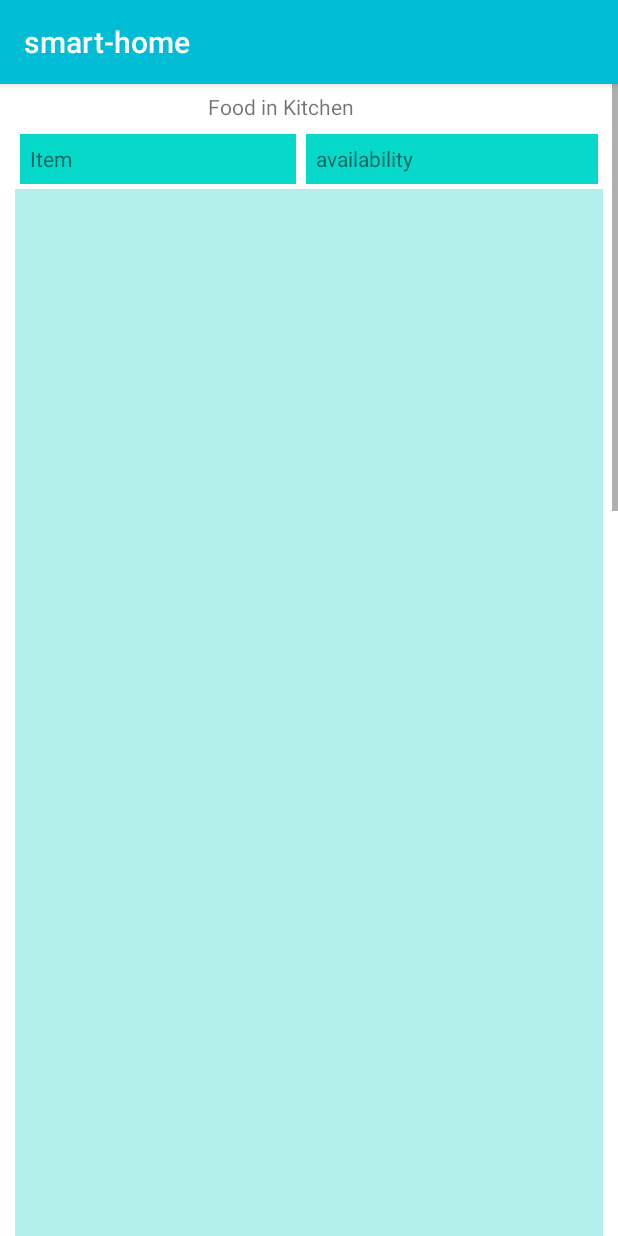
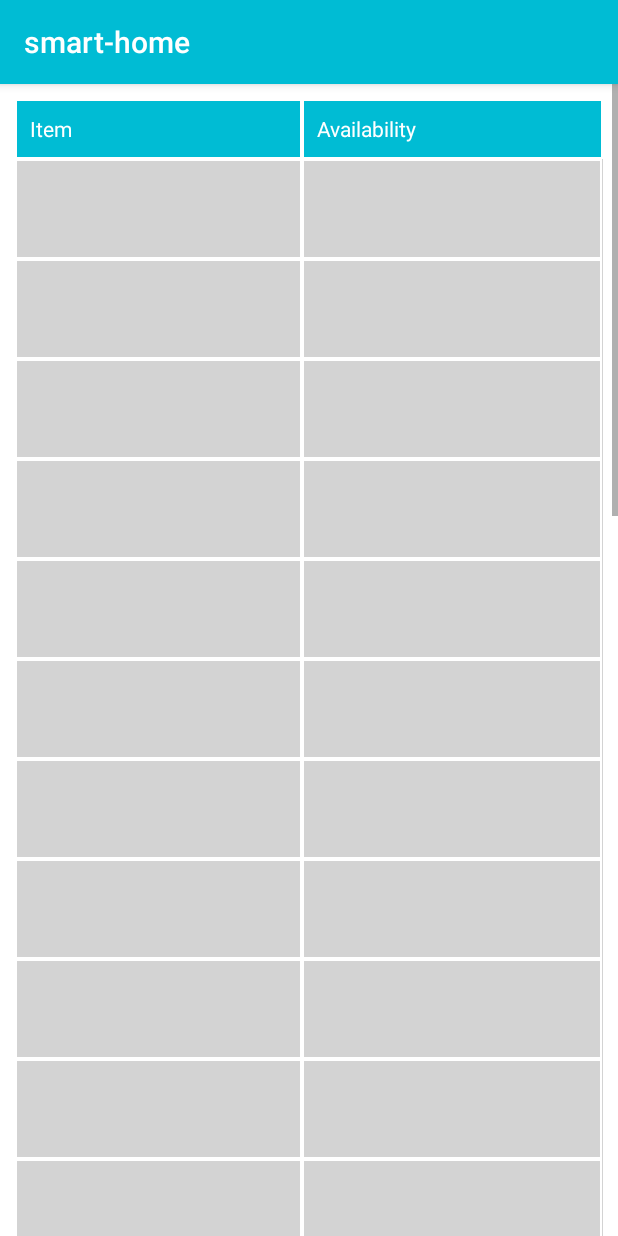
Before and after one commit to ranaahmed19/smart-home, an Android app: the Kitchen screen opened directly, with no data from a screen before it, on a phone screen of 412 x 824 dp. Run offline under Robolectric (Android 15) with nearby library versions, the phone set to English and light mode, and no system bars; our stand-ins replace Firebase (no records; nobody signed in at launch, a user with empty details on screens opened directly); Roboto replaces fonts that are not available here; 6 statements that could not run were skipped.

Commit message:
kitchen's design

```diff
--- a/app/src/main/AndroidManifest.xml
+++ b/app/src/main/AndroidManifest.xml
@@ -1,6 +1,7 @@
 <?xml version="1.0" encoding="utf-8"?>
 <manifest xmlns:android="http://schemas.android.com/apk/res/android"
           package="com.smart_home.smart_home">
+
 
     <uses-permission android:name="android.permission.INTERNET"/>
 
@@ -39,5 +40,4 @@
         <activity android:name=".MainActivity">
         </activity>
     </application>
-
 </manifest>
--- a/app/src/main/java/com/smart_home/smart_home/Kitchen.kt
+++ b/app/src/main/java/com/smart_home/smart_home/Kitchen.kt
@@ -40,7 +40,12 @@ class Kitchen : AppCompatActivity() {
                     c1.setText(key!!.toString())
                     c1.height= 100
                     c2.height = 100
-                    row.setBackgroundColor(rgb(179, 239, 235))
+                    c1.setBackgroundResource(R.drawable.textview_boarder)
+                    c2.setBackgroundResource(R.drawable.textview_boarder)
+                    c1.setPadding(30,10,10,10)
+                    c2.setPadding(30,10,10,10)
+
+                    row.setBackgroundColor(rgb(211,211,211))
                     //c2.layoutParams = ViewGroup.LayoutParams(60,60)
                     c2.setText(value!!.toString())
                     row.addView(c1)
--- a/app/src/main/res/drawable-v24/textview_boarder.xml
+++ b/app/src/main/res/drawable-v24/textview_boarder.xml
@@ -3,7 +3,10 @@
        android:shape="rectangle"  android:layout_height="40dp" android:layout_width="15dp">
 
     <stroke
-            android:width="3dp"
-            android:color="#ffffff" />
+            android:width="1dp"
+            android:color="#ffffff"
+            android:background="#00bcd4"
+
+    />
 
 </shape>
--- a/app/src/main/res/layout/activity_kitchen.xml
+++ b/app/src/main/res/layout/activity_kitchen.xml
@@ -11,43 +11,32 @@
             android:orientation="vertical"
             android:background="#ffffff" >
 
-        <TextView
-                android:layout_width="wrap_content"
-                android:layout_height="30dp"
-                android:gravity="center"
-                android:text="Food in Kitchen" android:layout_alignRight="@+id/foodTable"
-                android:layout_marginRight="175dp" android:layout_marginEnd="175dp"
-                android:layout_alignEnd="@+id/foodTable" android:layout_marginLeft="137dp"
-                android:layout_marginStart="137dp" android:layout_alignLeft="@+id/foodTable"
-                android:layout_alignStart="@+id/foodTable" android:id="@+id/foodTextView"/>
-
-
         <TableLayout xmlns:android="http://schemas.android.com/apk/res/android"
                      android:id="@+id/foodTable"
                      app:layout_constraintTop_toBottomOf="@+id/foodTextView"
                      android:layout_width="match_parent"
                      android:layout_height="match_parent"
-                     android:layout_marginTop="30dp"
+                     android:layout_marginTop="10dp"
                      android:paddingLeft="10dp"
                      android:paddingRight="10dp"
                      android:shrinkColumns="*"
-                     android:stretchColumns="*" >
-            <TableRow android:background="#06d8ca" android:padding="0dp"    >
+                     android:stretchColumns="*" android:layout_alignParentTop="true">
+            <TableRow android:background="#00bcd4" android:padding="0dp">
                 <TextView
                         android:background="@drawable/textview_boarder"
-                        android:layout_width="15dp"
+                        android:layout_width="20dp"
                         android:layout_height="40dp"
                         android:padding="10dp"
                         android:layout_weight="1"
-                        android:text="Item" />
+                        android:text="Item" android:textColor="#ffffff"/>
                 <TextView
-                        android:layout_width="25dp"
+                        android:layout_width="35dp"
                         android:layout_height="40dp"
                         android:layout_weight="1"
                         android:padding="10dp"
                         android:background="@drawable/textview_boarder"
 
-                        android:text="availability" />
+                        android:text="Availability" android:textColor="#ffffff"/>
 
 
             </TableRow>
```
Also changed, not shown: 1 other file.
